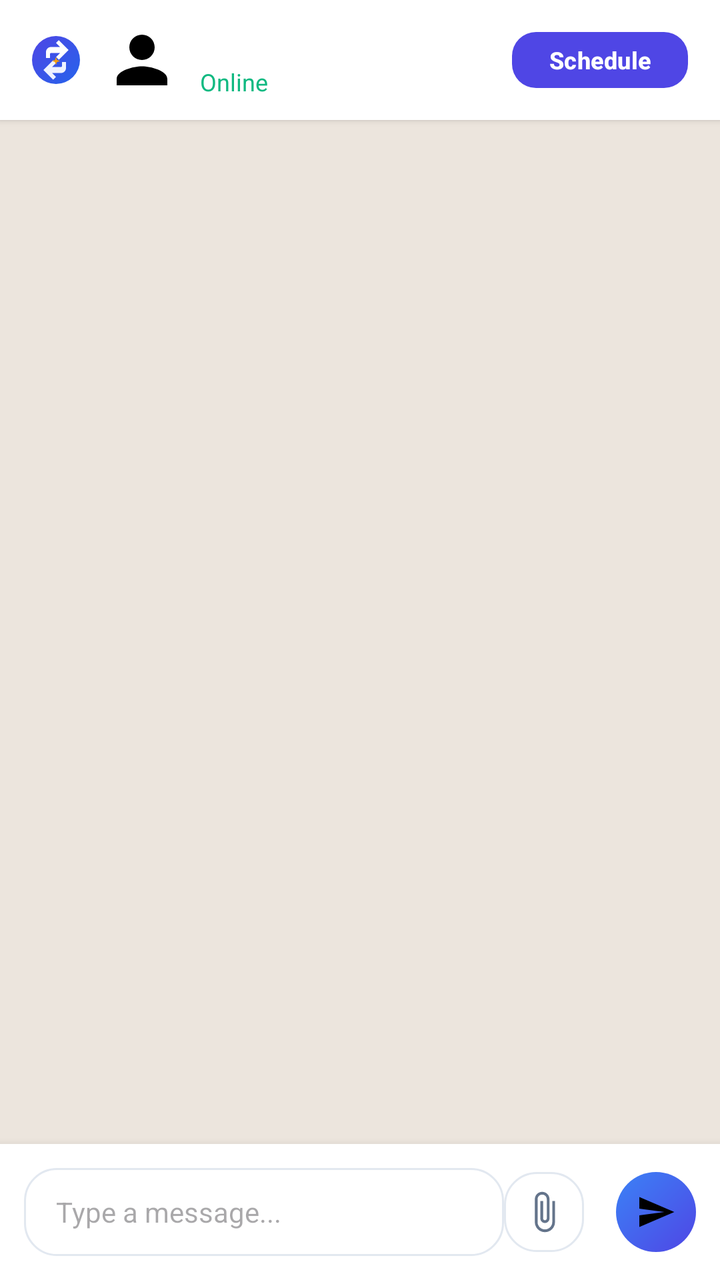
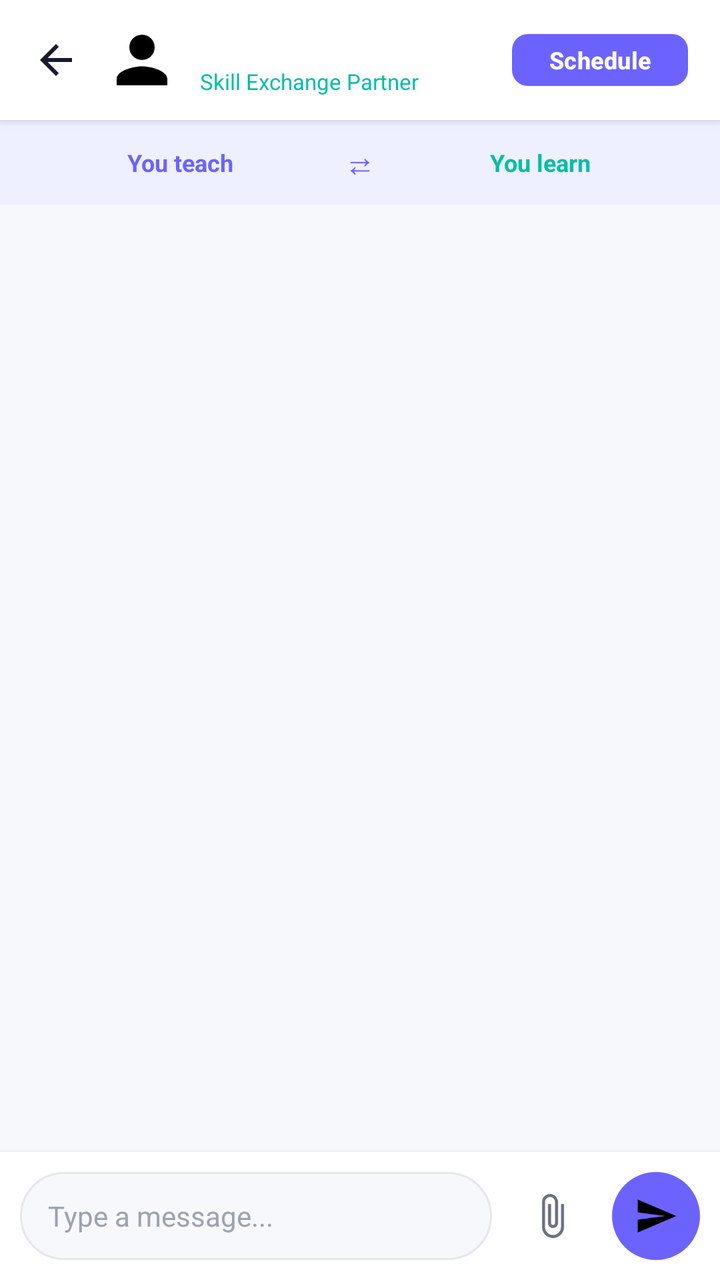

Before-and-after screenshots of an Android layout around one commit, followed by the original layout XML and the change that was made.
<!-- AndroidManifest.xml: application theme Theme.SkillBarter -->
<!-- res/layout/activity_chat.xml -->
<?xml version="1.0" encoding="utf-8"?>
<RelativeLayout xmlns:android="http://schemas.android.com/apk/res/android"
    android:layout_width="match_parent"
    android:layout_height="match_parent"
    android:background="#ECE5DD">

    
    <LinearLayout
        android:id="@+id/topBar"
        android:layout_width="match_parent"
        android:layout_height="wrap_content"
        android:layout_alignParentTop="true"
        android:background="@color/surface_white"
        android:elevation="2dp"
        android:gravity="center_vertical"
        android:minHeight="60dp"
        android:orientation="horizontal"
        android:paddingHorizontal="16dp"
        android:paddingVertical="8dp">

        <ImageView
            android:id="@+id/ivBack"
            android:layout_width="24dp"
            android:layout_height="24dp"
            android:src="@drawable/ic_logo" />

        <ImageView
            android:id="@+id/ivAvatar"
            android:layout_width="38dp"
            android:layout_height="38dp"
            android:layout_marginStart="12dp"
            android:src="@drawable/ic_profile" />

        <LinearLayout
            android:layout_width="0dp"
            android:layout_height="wrap_content"
            android:layout_marginStart="10dp"
            android:layout_weight="1"
            android:orientation="vertical">

            <TextView
                android:id="@+id/tvUserName"
                android:layout_width="match_parent"
                android:layout_height="wrap_content"
                android:ellipsize="end"
                android:maxLines="1"
                android:textColor="@color/text_primary"
                android:textSize="16sp"
                android:textStyle="bold" />

<TextView
                android:layout_width="wrap_content"
                android:layout_height="wrap_content"
                android:text="Online"
                android:textColor="@color/accent_green"
                android:textSize="12sp" />

        </LinearLayout>

        <Button
            android:id="@+id/btnSchedule"
            style="@style/Widget.SkillBarter.Button"
            android:layout_width="wrap_content"
            android:layout_height="36dp"
            android:paddingHorizontal="12dp"
            android:paddingVertical="0dp"
            android:text="Schedule"
            android:textSize="12sp" />

    </LinearLayout>

    
    <androidx.recyclerview.widget.RecyclerView
        android:id="@+id/rvMessages"
        android:layout_width="match_parent"
        android:layout_height="match_parent"
        android:layout_above="@id/bottomInputLayout"
        android:layout_below="@id/topBar"
        android:padding="16dp" />

    
    <LinearLayout
        android:id="@+id/bottomInputLayout"
        android:layout_width="match_parent"
        android:layout_height="wrap_content"
        android:layout_alignParentBottom="true"
        android:background="@color/surface_white"
        android:elevation="8dp"
        android:gravity="center_vertical"
        android:orientation="horizontal"
        android:padding="12dp">

        <EditText
            android:id="@+id/etMessage"
            android:layout_width="0dp"
            android:layout_height="wrap_content"
            android:layout_weight="1"
            android:background="@drawable/bg_rounded_card"
            android:gravity="center_vertical"
            android:hint="Type a message..."
            android:importantForAutofill="no"
            android:inputType="textCapSentences|textMultiLine"
            android:maxHeight="120dp"
            android:maxLines="4"
            android:minHeight="44dp"
            android:paddingHorizontal="16dp"
            android:paddingVertical="10dp"
            android:textColor="@color/text_primary"
            android:textSize="14sp" />

        <ImageView
            android:id="@+id/btnAttach"
            android:layout_width="40dp"
            android:layout_height="40dp"
            android:layout_marginEnd="8dp"
            android:background="@drawable/bg_rounded_card"
            android:contentDescription="Attach a file"
            android:padding="9dp"
            android:src="@drawable/ic_attach" />

        <ImageView
            android:id="@+id/btnSend"
            android:layout_width="40dp"
            android:layout_height="40dp"
            android:layout_marginStart="8dp"
            android:background="@drawable/bg_hero_banner"
            android:contentDescription="Send message"
            android:padding="10dp"
            android:src="@drawable/ic_send" />

    </LinearLayout>

</RelativeLayout>
<!-- resources referenced by this layout -->
<resources>
  <color name="accent_green">#10B981</color>
  <color name="surface_white">#FFFFFF</color>
  <color name="text_primary">#0F172A</color>
  <!-- drawable bg_hero_banner (drawable) -->
  <?xml version="1.0" encoding="utf-8"?>
  <shape xmlns:android="http://schemas.android.com/apk/res/android"
      android:shape="rectangle">
      <gradient
          android:startColor="#4F46E5"
          android:endColor="#3B82F6"
          android:angle="135" />
      <corners android:radius="20dp" />
  </shape>
  <!-- drawable bg_rounded_card (drawable) -->
  <?xml version="1.0" encoding="utf-8"?>
  <shape xmlns:android="http://schemas.android.com/apk/res/android"
      android:shape="rectangle">
      <solid android:color="@color/surface_white" />
      <corners android:radius="16dp" />
      <stroke android:width="1dp" android:color="@color/divider_color" />
  </shape>
  <!-- drawable ic_logo (drawable) -->
  <vector xmlns:android="http://schemas.android.com/apk/res/android"
      xmlns:aapt="http://schemas.android.com/aapt"
      android:width="96dp"
      android:height="96dp"
      android:viewportWidth="96"
      android:viewportHeight="96">
  
    
    <path
        android:pathData="M48,0A48,48 0,1 1,0,48 48,48 0,0 1,48,0Z">
      <aapt:attr name="android:fillColor">
        <gradient
            android:startX="0"
            android:startY="0"
            android:endX="96"
            android:endY="96"
            android:type="linear">
          <item android:offset="0.0" android:color="#4F46E5"/>
          <item android:offset="1.0" android:color="#2563EB"/>
        </gradient>
      </aapt:attr>
    </path>
  
    
    <path
        android:fillColor="#FFFFFF"
        android:pathData="M28,32 C28,26.477 32.477,22 38,22 L56,22 L48,14 L53.657,8.343 L73.314,28 L53.657,47.657 L48,42 L56,34 L38,34 C36.895,34 36,34.895 36,36 L36,44 L28,44 L28,32 Z"/>
  
    
    <path
        android:fillColor="#EEF2FF"
        android:pathData="M68,64 C68,69.523 63.523,74 58,74 L40,74 L48,82 L42.343,87.657 L22.686,68 L42.343,48.343 L48,54 L40,62 L58,62 C59.105,62 60,61.105 60,60 L60,52 L68,52 L68,64 Z"/>
  
    
    <path
        android:fillColor="#F59E0B"
        android:pathData="M48,42 L50,48 L56,50 L50,52 L48,58 L46,52 L40,50 L46,48 Z"/>
  
  </vector>
  <style name="Widget.SkillBarter.Button" parent="Widget.Material3.Button">
          <item name="backgroundTint">@color/primary</item>
          <item name="android:textColor">@color/white</item>
          <item name="cornerRadius">12dp</item>
          <item name="android:paddingTop">14dp</item>
          <item name="android:paddingBottom">14dp</item>
          <item name="android:textStyle">bold</item>
          <item name="android:textSize">16sp</item>
      </style>
  <style name="Theme.SkillBarter" parent="Base.Theme.SkillBarter" />
  <color name="divider_color">#E2E8F0</color>
  <color name="text_secondary">#64748B</color>
  <color name="primary">#4F46E5</color>
  <color name="white">#FFFFFF</color>
  <style name="Base.Theme.SkillBarter" parent="Theme.Material3.DayNight.NoActionBar">
          <item name="colorPrimary">@color/primary</item>
          <item name="colorOnPrimary">@color/white</item>
          <item name="colorPrimaryContainer">@color/primary_light</item>
          <item name="colorOnPrimaryContainer">@color/primary</item>
          <item name="android:colorBackground">@color/bg_light</item>
          <item name="colorSurface">@color/surface_white</item>
          <item name="colorOnSurface">@color/text_primary</item>
          <item name="colorOnSurfaceVariant">@color/text_secondary</item>
          <item name="android:statusBarColor">@color/bg_light</item>
          <item name="android:windowLightStatusBar">true</item>
      </style>
  <color name="primary_light">#EEF2FF</color>
  <color name="bg_light">#F8FAFC</color>
  <!-- unchanged entries left out for length: 3 -->
</resources>

<!-- the commit's change to res/layout/activity_chat.xml (unified diff, before → after) -->
@@ -1,28 +1,27 @@
 <?xml version="1.0" encoding="utf-8"?>
-<RelativeLayout xmlns:android="http://schemas.android.com/apk/res/android"
+<LinearLayout xmlns:android="http://schemas.android.com/apk/res/android"
     android:layout_width="match_parent"
     android:layout_height="match_parent"
-    android:background="#ECE5DD">
+    android:background="@color/bg_light"
+    android:orientation="vertical">
 
     
     <LinearLayout
         android:id="@+id/topBar"
         android:layout_width="match_parent"
-        android:layout_height="wrap_content"
-        android:layout_alignParentTop="true"
+        android:layout_height="60dp"
         android:background="@color/surface_white"
-        android:elevation="2dp"
+        android:elevation="3dp"
         android:gravity="center_vertical"
-        android:minHeight="60dp"
         android:orientation="horizontal"
-        android:paddingHorizontal="16dp"
-        android:paddingVertical="8dp">
+        android:paddingHorizontal="16dp">
 
         <ImageView
             android:id="@+id/ivBack"
             android:layout_width="24dp"
             android:layout_height="24dp"
-            android:src="@drawable/ic_logo" />
+            android:src="@drawable/ic_back"
+            android:contentDescription="Back" />
 
         <ImageView
             android:id="@+id/ivAvatar"
@@ -40,7 +39,7 @@
 
             <TextView
                 android:id="@+id/tvUserName"
-                android:layout_width="match_parent"
+                android:layout_width="wrap_content"
                 android:layout_height="wrap_content"
                 android:ellipsize="end"
                 android:maxLines="1"
@@ -48,12 +47,12 @@
                 android:textSize="16sp"
                 android:textStyle="bold" />
 
-<TextView
+            <TextView
                 android:layout_width="wrap_content"
                 android:layout_height="wrap_content"
-                android:text="Online"
+                android:text="Skill Exchange Partner"
                 android:textColor="@color/accent_green"
-                android:textSize="12sp" />
+                android:textSize="11sp" />
 
         </LinearLayout>
 
@@ -61,8 +60,8 @@
             android:id="@+id/btnSchedule"
             style="@style/Widget.SkillBarter.Button"
             android:layout_width="wrap_content"
-            android:layout_height="36dp"
-            android:paddingHorizontal="12dp"
+            android:layout_height="34dp"
+            android:paddingHorizontal="14dp"
             android:paddingVertical="0dp"
             android:text="Schedule"
             android:textSize="12sp" />
@@ -70,64 +69,106 @@
     </LinearLayout>
 
     
+    <LinearLayout
+        android:id="@+id/layoutSkillBanner"
+        android:layout_width="match_parent"
+        android:layout_height="wrap_content"
+        android:background="@color/primary_light"
+        android:gravity="center_vertical"
+        android:orientation="horizontal"
+        android:paddingHorizontal="16dp"
+        android:paddingVertical="10dp">
+
+        <TextView
+            android:id="@+id/tvYouTeach"
+            android:layout_width="0dp"
+            android:layout_height="wrap_content"
+            android:layout_weight="1"
+            android:gravity="center"
+            android:text="You teach"
+            android:textColor="@color/primary"
+            android:textSize="12sp"
+            android:textStyle="bold" />
+
+        <TextView
+            android:layout_width="wrap_content"
+            android:layout_height="wrap_content"
+            android:paddingHorizontal="8dp"
+            android:text="⇄"
+            android:textColor="@color/primary"
+            android:textSize="16sp" />
+
+        <TextView
+            android:id="@+id/tvYouLearn"
+            android:layout_width="0dp"
+            android:layout_height="wrap_content"
+            android:layout_weight="1"
+            android:gravity="center"
+            android:text="You learn"
+            android:textColor="@color/accent_green"
+            android:textSize="12sp"
+            android:textStyle="bold" />
+
+    </LinearLayout>
+
+    
     <androidx.recyclerview.widget.RecyclerView
         android:id="@+id/rvMessages"
         android:layout_width="match_parent"
-        android:layout_height="match_parent"
-        android:layout_above="@id/bottomInputLayout"
-        android:layout_below="@id/topBar"
-        android:padding="16dp" />
+        android:layout_height="0dp"
+        android:layout_weight="1"
+        android:clipToPadding="false"
+        android:padding="12dp" />
 
     
     <LinearLayout
-        android:id="@+id/bottomInputLayout"
         android:layout_width="match_parent"
         android:layout_height="wrap_content"
-        android:layout_alignParentBottom="true"
         android:background="@color/surface_white"
-        android:elevation="8dp"
+        android:elevation="4dp"
         android:gravity="center_vertical"
         android:orientation="horizontal"
-        android:padding="12dp">
+        android:padding="10dp">
 
         <EditText
             android:id="@+id/etMessage"
             android:layout_width="0dp"
             android:layout_height="wrap_content"
             android:layout_weight="1"
-            android:background="@drawable/bg_rounded_card"
+            android:background="@drawable/bg_input_field"
             android:gravity="center_vertical"
             android:hint="Type a message..."
             android:importantForAutofill="no"
             android:inputType="textCapSentences|textMultiLine"
-            android:maxHeight="120dp"
+            android:maxHeight="100dp"
             android:maxLines="4"
             android:minHeight="44dp"
-            android:paddingHorizontal="16dp"
+            android:paddingHorizontal="14dp"
             android:paddingVertical="10dp"
             android:textColor="@color/text_primary"
+            android:textColorHint="@color/text_muted"
             android:textSize="14sp" />
 
         <ImageView
             android:id="@+id/btnAttach"
-            android:layout_width="40dp"
-            android:layout_height="40dp"
-            android:layout_marginEnd="8dp"
-            android:background="@drawable/bg_rounded_card"
-            android:contentDescription="Attach a file"
-            android:padding="9dp"
-            android:src="@drawable/ic_attach" />
+            android:layout_width="44dp"
+            android:layout_height="44dp"
+            android:layout_marginStart="8dp"
+            android:background="?attr/selectableItemBackgroundBorderless"
+            android:padding="10dp"
+            android:src="@drawable/ic_attach"
+            android:contentDescription="Attach file" />
 
         <ImageView
             android:id="@+id/btnSend"
-            android:layout_width="40dp"
-            android:layout_height="40dp"
+            android:layout_width="44dp"
+            android:layout_height="44dp"
             android:layout_marginStart="8dp"
-            android:background="@drawable/bg_hero_banner"
-            android:contentDescription="Send message"
-            android:padding="10dp"
-            android:src="@drawable/ic_send" />
+            android:background="@drawable/bg_send_button"
+            android:padding="11dp"
+            android:src="@drawable/ic_send"
+            android:contentDescription="Send" />
 
     </LinearLayout>
 
-</RelativeLayout>
+</LinearLayout>
<!-- resource entries referenced after the edit -->
@@ -1,79 +1,47 @@
 <!-- resources referenced by this layout -->
 <resources>
-  <color name="accent_green">#10B981</color>
+  <color name="accent_green">#00BFA5</color>
   <color name="surface_white">#FFFFFF</color>
-  <color name="text_primary">#0F172A</color>
-  <!-- drawable bg_hero_banner (drawable) -->
+  <color name="text_muted">#9CA3AF</color>
+  <color name="text_primary">#1A1A2E</color>
+  <!-- drawable bg_input_field (drawable) -->
   <?xml version="1.0" encoding="utf-8"?>
   <shape xmlns:android="http://schemas.android.com/apk/res/android"
       android:shape="rectangle">
-      <gradient
-          android:startColor="#4F46E5"
-          android:endColor="#3B82F6"
-          android:angle="135" />
-      <corners android:radius="20dp" />
+      <solid android:color="@color/bg_light" />
+      <corners android:radius="22dp" />
+      <stroke android:width="1dp" android:color="@color/divider_color" />
   </shape>
-  <!-- drawable bg_rounded_card (drawable) -->
+  <!-- drawable bg_send_button (drawable) -->
   <?xml version="1.0" encoding="utf-8"?>
   <shape xmlns:android="http://schemas.android.com/apk/res/android"
-      android:shape="rectangle">
-      <solid android:color="@color/surface_white" />
-      <corners android:radius="16dp" />
-      <stroke android:width="1dp" android:color="@color/divider_color" />
+      android:shape="oval">
+      <solid android:color="@color/primary" />
   </shape>
-  <!-- drawable ic_logo (drawable) -->
+  <!-- drawable ic_back (drawable) -->
+  <?xml version="1.0" encoding="utf-8"?>
   <vector xmlns:android="http://schemas.android.com/apk/res/android"
-      xmlns:aapt="http://schemas.android.com/aapt"
-      android:width="96dp"
-      android:height="96dp"
-      android:viewportWidth="96"
-      android:viewportHeight="96">
-  
-    
-    <path
-        android:pathData="M48,0A48,48 0,1 1,0,48 48,48 0,0 1,48,0Z">
-      <aapt:attr name="android:fillColor">
-        <gradient
-            android:startX="0"
-            android:startY="0"
-            android:endX="96"
-            android:endY="96"
-            android:type="linear">
-          <item android:offset="0.0" android:color="#4F46E5"/>
-          <item android:offset="1.0" android:color="#2563EB"/>
-        </gradient>
-      </aapt:attr>
-    </path>
-  
-    
-    <path
-        android:fillColor="#FFFFFF"
-        android:pathData="M28,32 C28,26.477 32.477,22 38,22 L56,22 L48,14 L53.657,8.343 L73.314,28 L53.657,47.657 L48,42 L56,34 L38,34 C36.895,34 36,34.895 36,36 L36,44 L28,44 L28,32 Z"/>
-  
-    
-    <path
-        android:fillColor="#EEF2FF"
-        android:pathData="M68,64 C68,69.523 63.523,74 58,74 L40,74 L48,82 L42.343,87.657 L22.686,68 L42.343,48.343 L48,54 L40,62 L58,62 C59.105,62 60,61.105 60,60 L60,52 L68,52 L68,64 Z"/>
-  
-    
-    <path
-        android:fillColor="#F59E0B"
-        android:pathData="M48,42 L50,48 L56,50 L50,52 L48,58 L46,52 L40,50 L46,48 Z"/>
-  
+      android:width="24dp"
+      android:height="24dp"
+      android:viewportWidth="24"
+      android:viewportHeight="24">
+      <path
+          android:fillColor="#1A1A2E"
+          android:pathData="M20,11H7.83l5.59,-5.59L12,4l-8,8 8,8 1.41,-1.41L7.83,13H20v-2z" />
   </vector>
   <style name="Widget.SkillBarter.Button" parent="Widget.Material3.Button">
           <item name="backgroundTint">@color/primary</item>
           <item name="android:textColor">@color/white</item>
-          <item name="cornerRadius">12dp</item>
-          <item name="android:paddingTop">14dp</item>
-          <item name="android:paddingBottom">14dp</item>
+          <item name="cornerRadius">8dp</item>
+          <item name="android:paddingTop">12dp</item>
+          <item name="android:paddingBottom">12dp</item>
           <item name="android:textStyle">bold</item>
-          <item name="android:textSize">16sp</item>
+          <item name="android:textSize">14sp</item>
       </style>
   <style name="Theme.SkillBarter" parent="Base.Theme.SkillBarter" />
-  <color name="divider_color">#E2E8F0</color>
-  <color name="text_secondary">#64748B</color>
-  <color name="primary">#4F46E5</color>
+  <color name="divider_color">#E5E7EB</color>
+  <color name="text_secondary">#6B7280</color>
+  <color name="primary">#6C63FF</color>
   <color name="white">#FFFFFF</color>
   <style name="Base.Theme.SkillBarter" parent="Theme.Material3.DayNight.NoActionBar">
           <item name="colorPrimary">@color/primary</item>
@@ -84,11 +52,11 @@
           <item name="colorSurface">@color/surface_white</item>
           <item name="colorOnSurface">@color/text_primary</item>
           <item name="colorOnSurfaceVariant">@color/text_secondary</item>
-          <item name="android:statusBarColor">@color/bg_light</item>
+          <item name="android:statusBarColor">@color/surface_white</item>
           <item name="android:windowLightStatusBar">true</item>
       </style>
-  <color name="primary_light">#EEF2FF</color>
-  <color name="bg_light">#F8FAFC</color>
+  <color name="primary_light">#EEF0FF</color>
+  <color name="bg_light">#F7F8FC</color>
   <!-- unchanged entries left out for length: 3 -->
 </resources>
 
